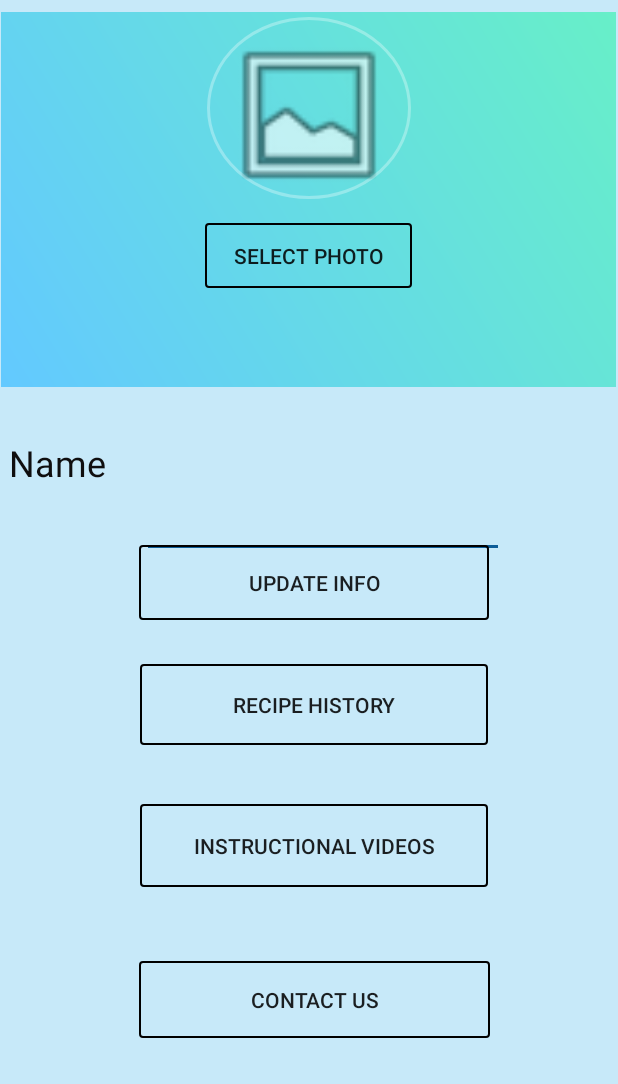
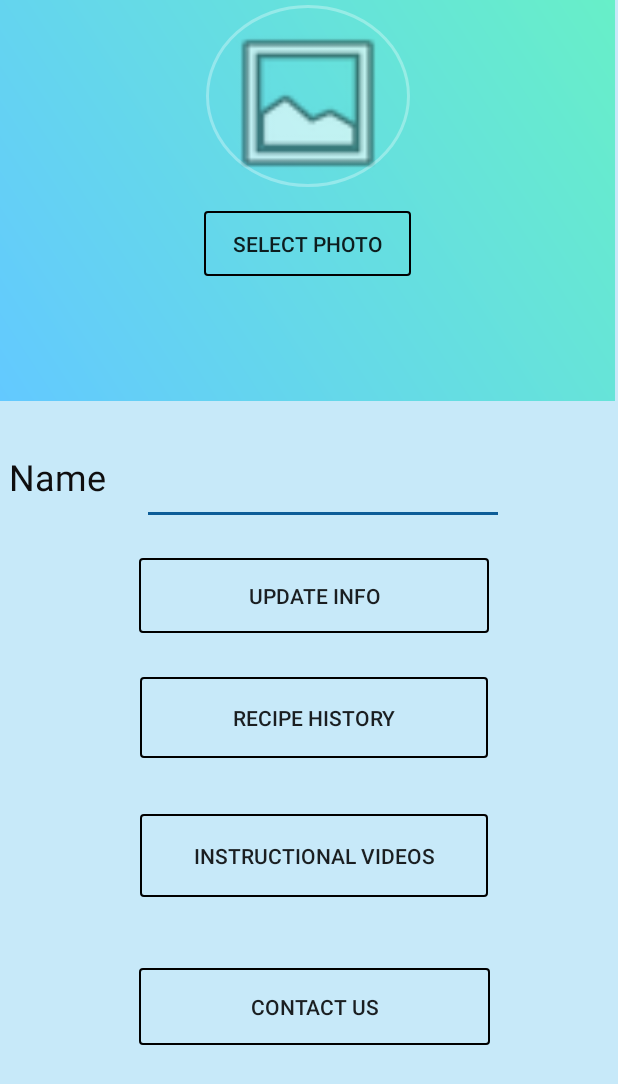
Before and after one commit to name-in-use/Cookle-Recipe-Search-engine, an Android app: the Activityprofile screen opened directly, with no data from a screen before it, on a phone screen of 412 x 824 dp. Shown: the top 1084 px of the screen. Run offline under Robolectric (Android 15) with nearby library versions, the phone set to English and light mode, and no system bars.

Commit message:
Update activity_profile.xml

```diff
--- a/app/src/main/res/layout/activity_profile.xml
+++ b/app/src/main/res/layout/activity_profile.xml
@@ -27,16 +27,11 @@
     <android.support.constraint.ConstraintLayout
         android:id="@+id/rellay1"
         android:layout_width="410dp"
-        android:layout_height="250dp"
-        android:layout_marginTop="8dp"
-        android:layout_marginEnd="1dp"
-        android:layout_marginBottom="34dp"
+        android:layout_height="267dp"
         android:background="@drawable/grad"
-        app:layout_constraintBottom_toTopOf="@+id/username"
-        app:layout_constraintEnd_toEndOf="parent"
-        app:layout_constraintStart_toStartOf="parent"
-        app:layout_constraintTop_toTopOf="parent"
-        tools:ignore="MissingConstraints">
+        tools:ignore="MissingConstraints"
+        tools:layout_editor_absoluteX="0dp"
+        tools:layout_editor_absoluteY="0dp">
 
         <RelativeLayout
             android:id="@+id/imgUser"
@@ -83,8 +78,8 @@
             android:layout_width="138dp"
             android:layout_height="43dp"
             android:layout_marginTop="16dp"
+            android:text="Select photo"
             android:background="@drawable/button_bg"
-            android:text="Select photo"
 
             app:layout_constraintEnd_toEndOf="parent"
             app:layout_constraintStart_toStartOf="parent"
```
